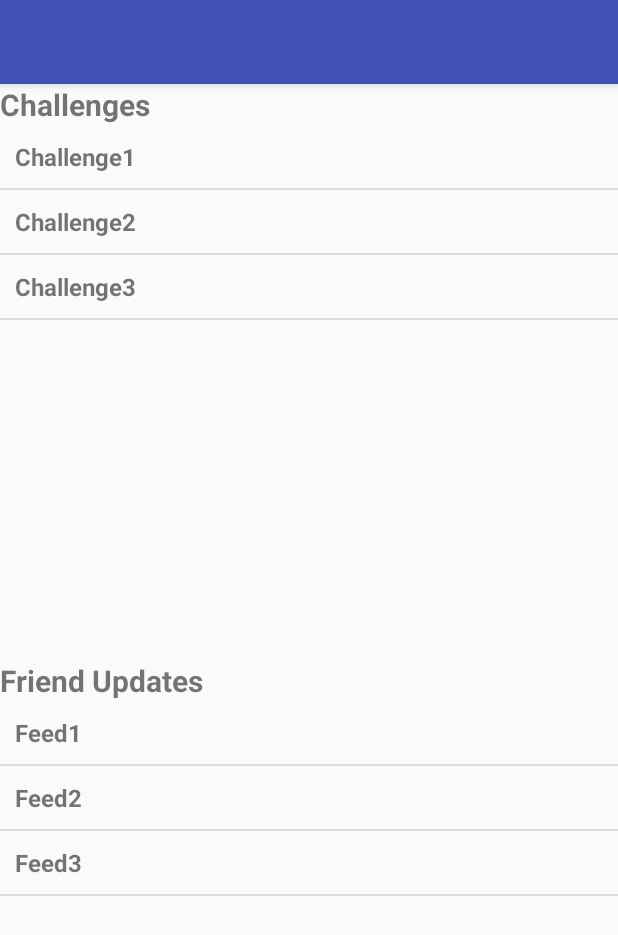
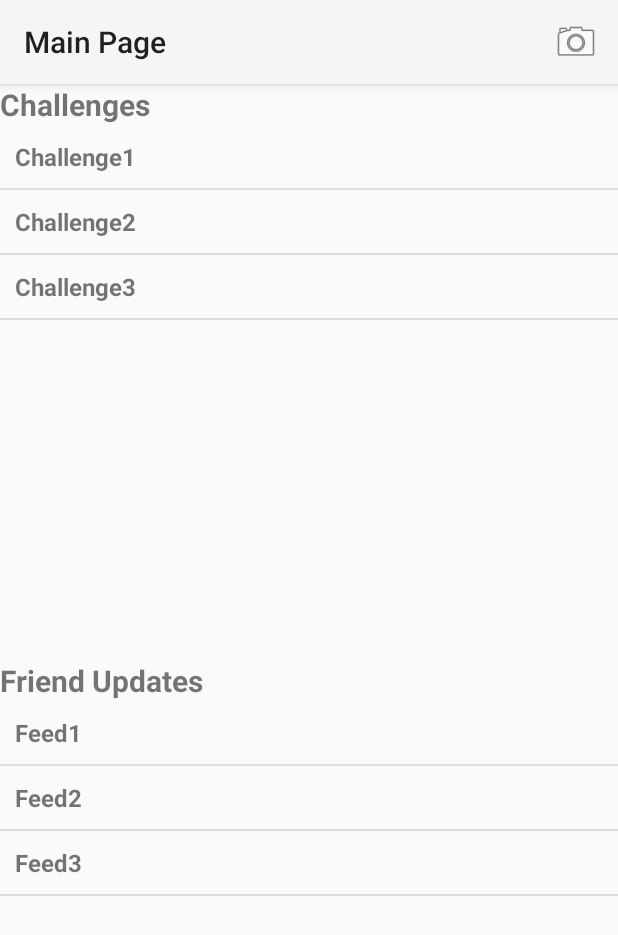
Before and after one commit to jimmyklein4/Challenge-Post, an Android app: the MainActivity screen opened directly, with no data from a screen before it, on a phone screen of 412 x 824 dp. Shown: the top 935 px of the screen. Run offline under Robolectric (Android 15) with nearby library versions, the phone set to English and light mode, and no system bars.

Commit message:
Top bar works

```diff
--- a/app/src/main/AndroidManifest.xml
+++ b/app/src/main/AndroidManifest.xml
@@ -6,7 +6,7 @@
         android:icon="@drawable/icon"
         android:label="@string/app_name"
         android:supportsRtl="true"
-        android:theme="@style/AppTheme">
+        android:theme="@style/Theme.AppCompat.Light.NoActionBar">
 
         <activity
             android:name=".LoginActivity"
--- a/app/src/main/java/org/tudev/challengepost/MainActivity.java
+++ b/app/src/main/java/org/tudev/challengepost/MainActivity.java
@@ -1,7 +1,8 @@
 package org.tudev.challengepost;
 
-import android.app.Activity;
 import android.os.Bundle;
+import android.support.v7.app.AppCompatActivity;
+import android.support.v7.widget.Toolbar;
 import android.view.Menu;
 import android.view.MenuItem;
 import android.view.View;
@@ -10,7 +11,7 @@ import android.widget.ArrayAdapter;
 import android.widget.ListView;
 import android.widget.Toast;
 
-public class MainActivity extends Activity {
+public class MainActivity extends AppCompatActivity {
 
     //TODO: Get these values from the server
     private String[] challenges = {"Challenge1","Challenge2","Challenge3"};
@@ -20,6 +21,8 @@ public class MainActivity extends Activity {
     protected void onCreate(Bundle savedInstanceState) {
         super.onCreate(savedInstanceState);
         setContentView(R.layout.activity_main);
+        Toolbar toolbar = (Toolbar) findViewById(R.id.my_toolbar);
+        setSupportActionBar(toolbar);
 
         ArrayAdapter challengeAdapter = new ArrayAdapter<>(this, R.layout.challenge_listview, challenges);
         ArrayAdapter feedAdapter = new ArrayAdapter<>(this, R.layout.feed_listview, feed);
@@ -50,9 +53,7 @@ public class MainActivity extends Activity {
         int id = item.getItemId();
 
         //noinspection SimplifiableIfStatement
-        if (id == R.id.action_settings) {
-            return true;
-        }
+
 
         return super.onOptionsItemSelected(item);
     }
--- /dev/null
+++ b/app/src/main/res/menu/challenges_menu.xml
@@ -0,0 +1,5 @@
+<?xml version="1.0" encoding="utf-8"?>
+<menu xmlns:android="http://schemas.android.com/apk/res/android">
+    <item android:id="@+id/challenges"
+        android:title="@string/challenges" />
+</menu>
--- a/app/src/main/res/menu/menu_main.xml
+++ b/app/src/main/res/menu/menu_main.xml
@@ -1,6 +1,10 @@
 <?xml version="1.0" encoding="utf-8"?>
 <menu xmlns:android="http://schemas.android.com/apk/res/android"
-        xmlns:tools="http://schemas.android.com/tools" tools:context=".MainActivity">
-        <item android:id="@+id/action_settings" android:title="@string/action_settings"
-            android:orderInCategory="100" />
+    xmlns:app="http://schemas.android.com/apk/res-auto">
+
+    <item
+        android:title="@string/feed"
+        android:id="@+id/menu_feed"
+        android:icon="@android:drawable/ic_menu_camera"
+        app:showAsAction="ifRoom"/>
 </menu>
```
